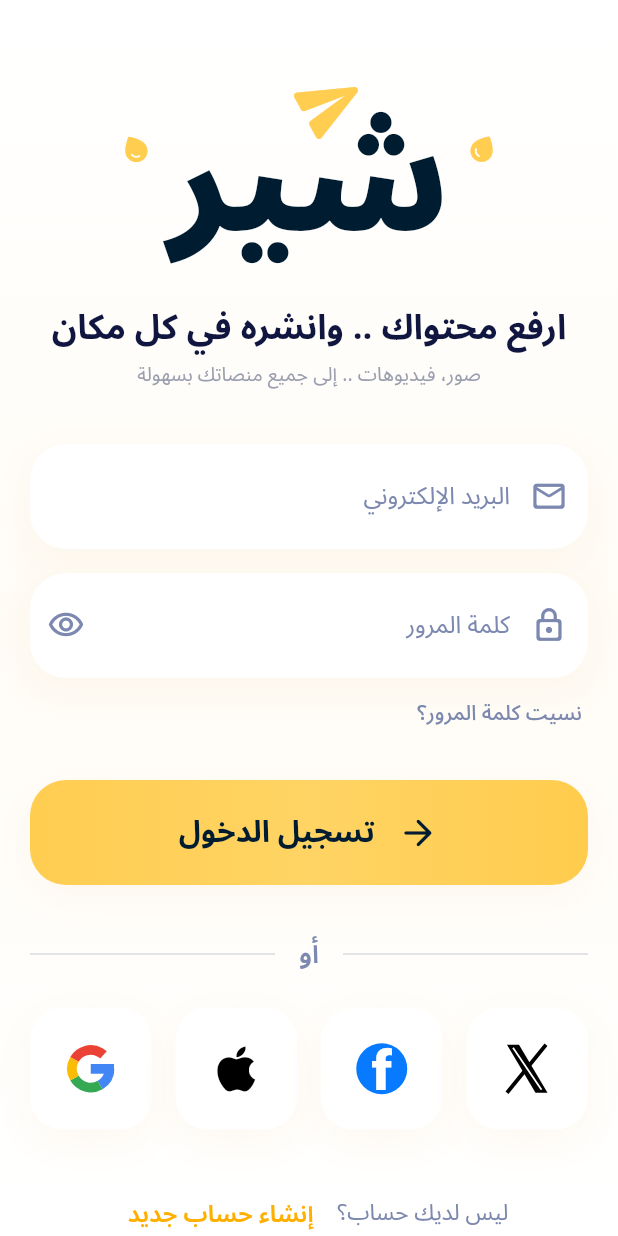
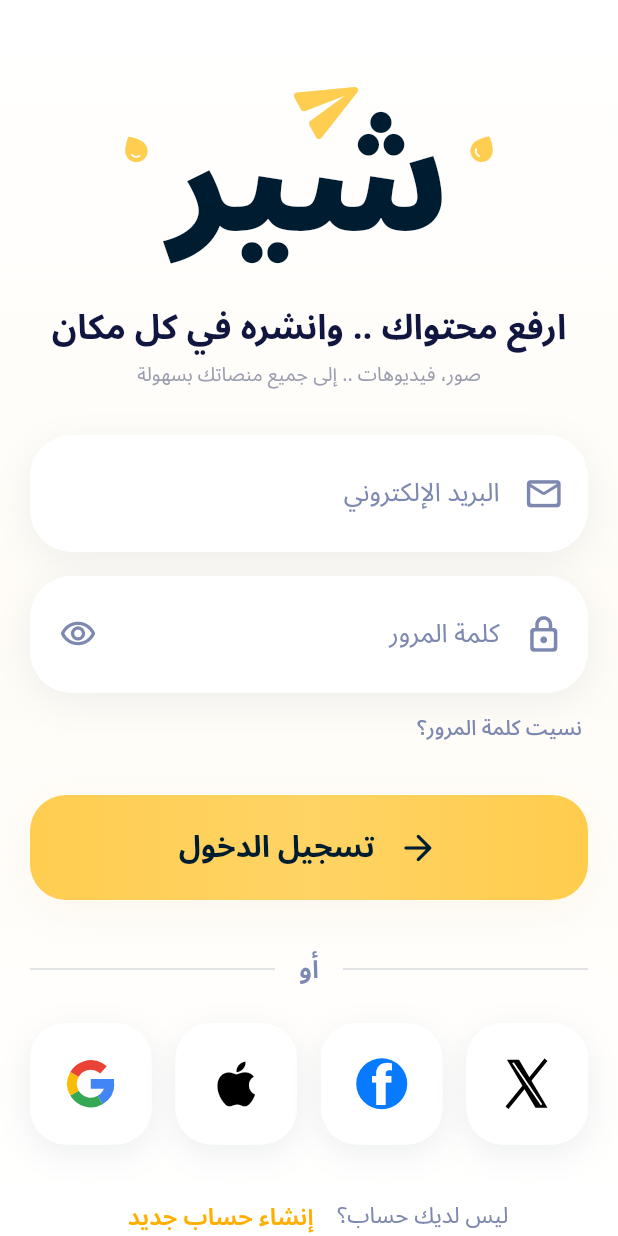
Before and after one commit to bandlux36-ai/share-app, a Flutter app: the screen it shows after launch, on a phone screen of 412 x 824 dp. Run offline on Flutter 3.47's test engine with Material 3 defaults, Android fonts, the phone set to English and light mode, and no system bars.

Commit message:
Polish login fields and social buttons with final preview

```diff
--- a/lib/features/auth/presentation/login_screen.dart
+++ b/lib/features/auth/presentation/login_screen.dart
@@ -93,7 +93,7 @@ class _LoginScreenState extends State<LoginScreen> {
                                 color: ShareTheme.secondary,
                               ),
                             ),
-                            SizedBox(height: 30 + space / 2),
+                            SizedBox(height: 24 + space / 2),
                             AuthTextField(
                               controller: _email,
                               label: 'البريد الإلكتروني',
@@ -246,7 +246,7 @@ class _LoginScreenState extends State<LoginScreen> {
                                 ],
                               ),
                             ),
-                            SizedBox(height: 26 + space / 2),
+                            SizedBox(height: 18 + space / 2),
                             Wrap(
                               alignment: WrapAlignment.center,
                               crossAxisAlignment: WrapCrossAlignment.center,
--- a/lib/features/auth/presentation/widgets/auth_text_field.dart
+++ b/lib/features/auth/presentation/widgets/auth_text_field.dart
@@ -31,7 +31,17 @@ class AuthTextField extends StatelessWidget {
   @override
   Widget build(BuildContext context) {
     return DecoratedBox(
-      decoration: const BoxDecoration(boxShadow: [ShareTheme.warmShadow]),
+      decoration: BoxDecoration(
+        color: Colors.white,
+        borderRadius: BorderRadius.circular(28),
+        boxShadow: const [
+          BoxShadow(
+            color: Color(0x10001C30),
+            blurRadius: 20,
+            offset: Offset(0, 6),
+          ),
+        ],
+      ),
       child: TextFormField(
         controller: controller,
         obscureText: obscureText,
@@ -44,33 +54,41 @@ class AuthTextField extends StatelessWidget {
         textDirection: TextDirection.ltr,
         validator: validator,
         onFieldSubmitted: onSubmitted,
-        style: const TextStyle(color: ShareTheme.navy, fontSize: 16),
+        style: const TextStyle(color: ShareTheme.navy, fontSize: 17),
         decoration: InputDecoration(
           hintText: label,
           hintTextDirection: TextDirection.rtl,
-          hintStyle: const TextStyle(color: ShareTheme.muted, fontSize: 16),
+          hintStyle: const TextStyle(color: ShareTheme.muted, fontSize: 17),
           filled: true,
           fillColor: Colors.white,
-          contentPadding: const EdgeInsets.symmetric(vertical: 23),
+          contentPadding: const EdgeInsets.symmetric(
+            horizontal: 18,
+            vertical: 26,
+          ),
           prefixIcon: Padding(
-            padding: const EdgeInsetsDirectional.only(start: 12, end: 8),
-            child: Icon(icon, size: 25, color: ShareTheme.muted),
+            padding: const EdgeInsetsDirectional.only(start: 16, end: 12),
+            child: Icon(icon, size: 27, color: ShareTheme.muted),
           ),
-          suffixIcon: trailing,
+          suffixIcon: trailing == null
+              ? null
+              : Padding(
+                  padding: const EdgeInsetsDirectional.only(end: 8),
+                  child: trailing,
+                ),
           border: OutlineInputBorder(
-            borderRadius: BorderRadius.circular(24),
+            borderRadius: BorderRadius.circular(28),
             borderSide: BorderSide.none,
           ),
           enabledBorder: OutlineInputBorder(
-            borderRadius: BorderRadius.circular(24),
+            borderRadius: BorderRadius.circular(28),
             borderSide: BorderSide.none,
           ),
           focusedBorder: OutlineInputBorder(
-            borderRadius: BorderRadius.circular(24),
+            borderRadius: BorderRadius.circular(28),
             borderSide: const BorderSide(color: ShareTheme.yellow, width: 1.5),
           ),
           errorBorder: OutlineInputBorder(
-            borderRadius: BorderRadius.circular(24),
+            borderRadius: BorderRadius.circular(28),
             borderSide: BorderSide(color: Theme.of(context).colorScheme.error),
           ),
         ),
--- a/lib/features/auth/presentation/widgets/social_sign_in_button.dart
+++ b/lib/features/auth/presentation/widgets/social_sign_in_button.dart
@@ -1,8 +1,6 @@
 import 'dart:math' as math;
 
 import 'package:flutter/material.dart';
-
-import '../../../../core/theme/share_theme.dart';
 
 enum SocialProvider { google, apple, facebook, x }
 
@@ -27,12 +25,19 @@ class SocialSignInButton extends StatelessWidget {
   Widget build(BuildContext context) {
     return DecoratedBox(
       decoration: BoxDecoration(
-        borderRadius: BorderRadius.circular(21),
-        boxShadow: const [ShareTheme.warmShadow],
+        color: Colors.white,
+        borderRadius: BorderRadius.circular(24),
+        boxShadow: const [
+          BoxShadow(
+            color: Color(0x12001C30),
+            blurRadius: 18,
+            offset: Offset(0, 6),
+          ),
+        ],
       ),
       child: Material(
         color: Colors.white,
-        borderRadius: BorderRadius.circular(21),
+        borderRadius: BorderRadius.circular(24),
         clipBehavior: Clip.antiAlias,
         child: InkWell(
           onTap: onPressed,
```
Also changed, not shown: 3 other files.
